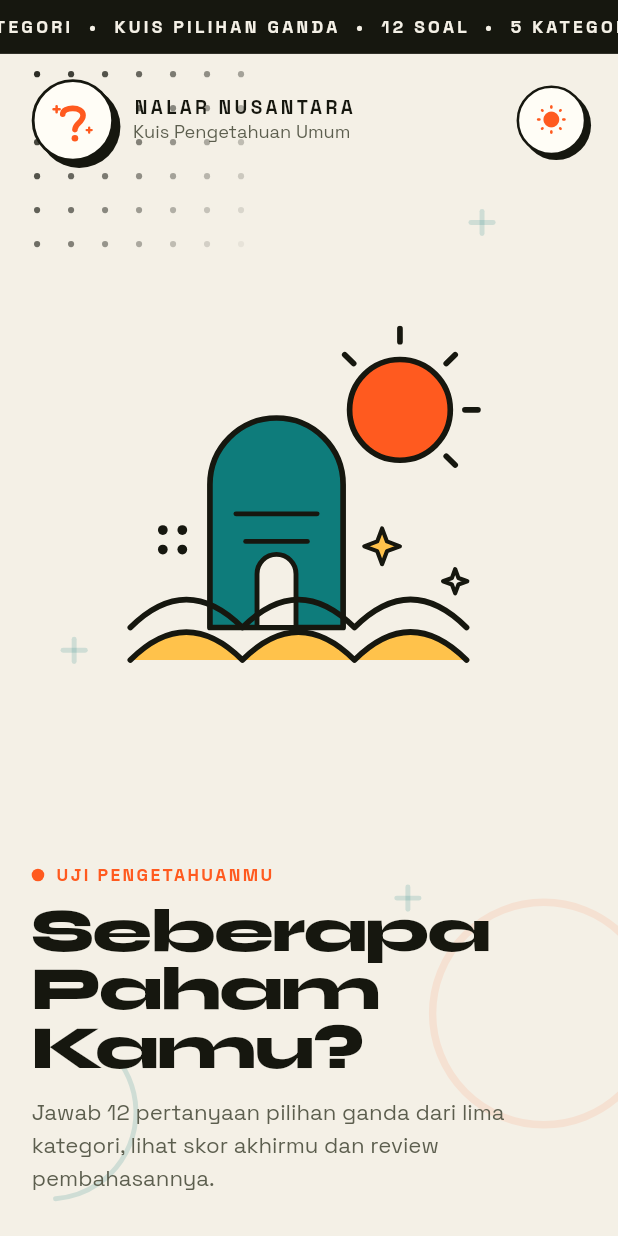
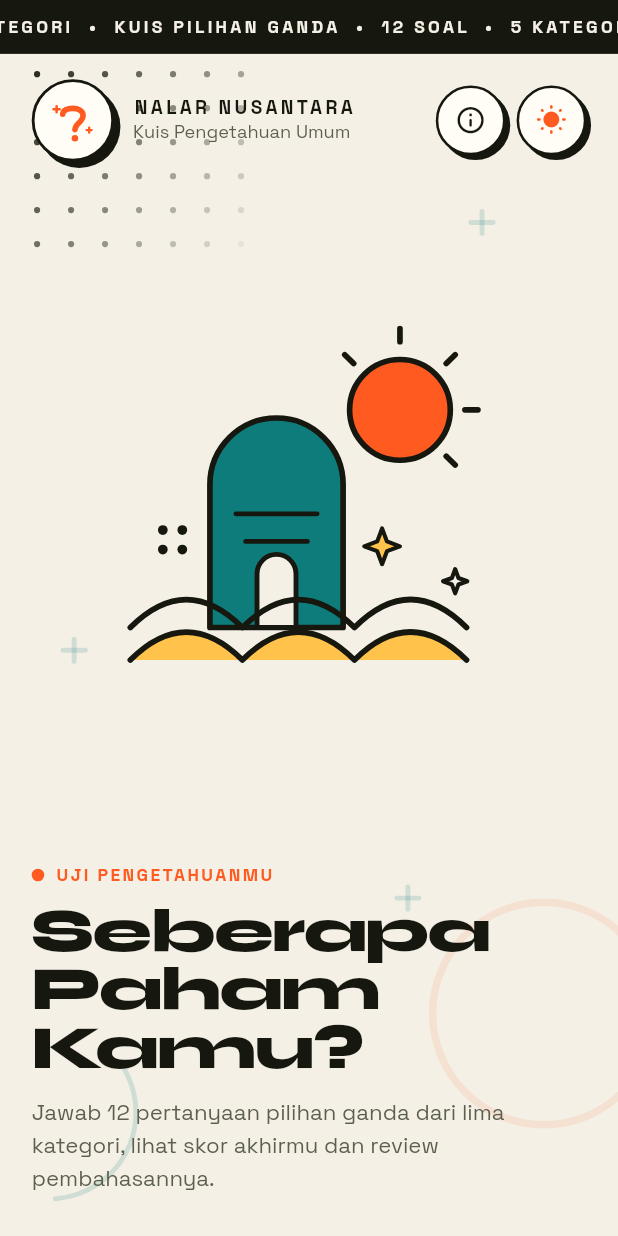
Before and after one commit to affanjr07/UTS_PEMMOB, a Flutter app: the screen it shows after launch, on a phone screen of 412 x 824 dp. Run offline on Flutter 3.47's test engine with Material 3 defaults, Android fonts, the phone set to English and light mode, and no system bars; our stand-ins replace flutter_svg, shared_preferences.

Commit message:
feat: halaman Tentang (kriteria UTS & kredit aset) diakses dari ikon info

```diff
--- a/lib/screens/welcome_screen.dart
+++ b/lib/screens/welcome_screen.dart
@@ -19,6 +19,7 @@ import '../widgets/micro_label.dart';
 import '../widgets/neo_card.dart';
 import '../widgets/primary_button.dart';
 import '../widgets/secondary_button.dart';
+import 'about_screen.dart';
 import 'quiz_screen.dart';
 
 /// Halaman pembuka: input nama peserta + pengaturan sebelum mulai.
@@ -188,6 +189,12 @@ class _WelcomeScreenState extends State<WelcomeScreen>
                                   ],
                                 ),
                               ),
+                              _HeaderIcon(
+                                icon: Icons.info_outline_rounded,
+                                onTap: () => Navigator.of(context)
+                                    .push(fadeSlideRoute(const AboutScreen())),
+                              ),
+                              SizedBox(width: context.gap(7)),
                               _ThemeToggle(controller: themeCtrl),
                             ],
                           ),
@@ -503,6 +510,39 @@ class _WelcomeScreenState extends State<WelcomeScreen>
   }
 }
 
+class _HeaderIcon extends StatelessWidget {
+  const _HeaderIcon({required this.icon, required this.onTap});
+
+  final IconData icon;
+  final VoidCallback onTap;
+
+  @override
+  Widget build(BuildContext context) {
+    final palette = surfaceOf(context);
+    return GestureDetector(
+      onTap: onTap,
+      child: Container(
+        width: context.sz(44),
+        height: context.sz(44),
+        alignment: Alignment.center,
+        decoration: BoxDecoration(
+          color: palette.surface,
+          shape: BoxShape.circle,
+          border: Border.all(color: palette.border, width: context.sz(1.6)),
+          boxShadow: [
+            BoxShadow(
+              color: palette.shadow,
+              offset: Offset(context.sz(3), context.sz(3)),
+              blurRadius: 0,
+            ),
+          ],
+        ),
+        child: Icon(icon, size: context.sz(20), color: palette.text),
+      ),
+    );
+  }
+}
+
 class _ThemeToggle extends StatelessWidget {
   const _ThemeToggle({required this.controller});
 
```
Also changed, not shown: lib/screens/about_screen.dart (added, +204 -0 lines).
